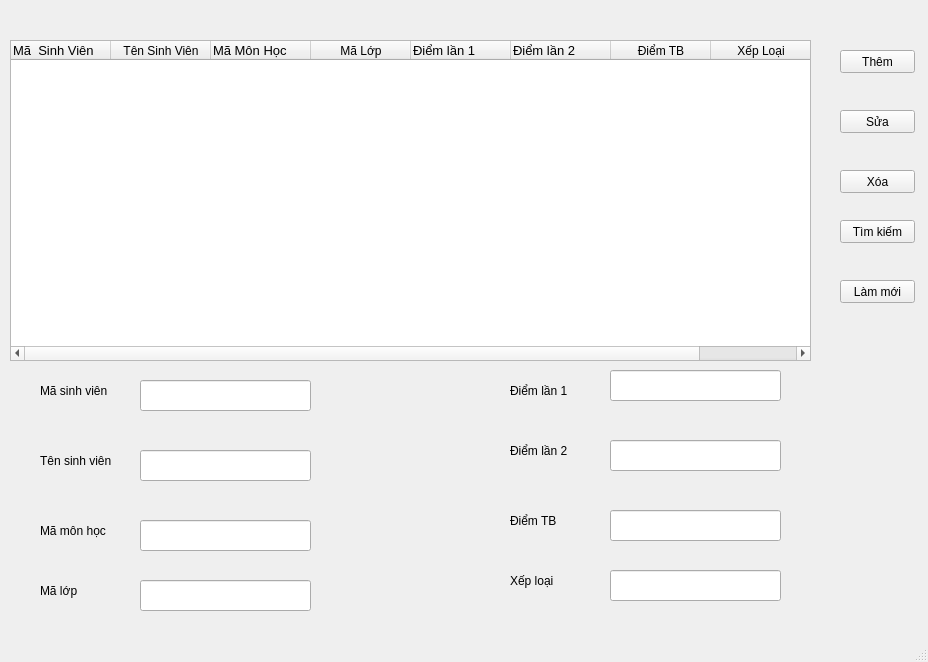
The window that ui/quanlydiem.ui (Ducquy2/Quan_Ly_Diem_Sinh_Vien) describes before a commit, drawn with Qt 5.
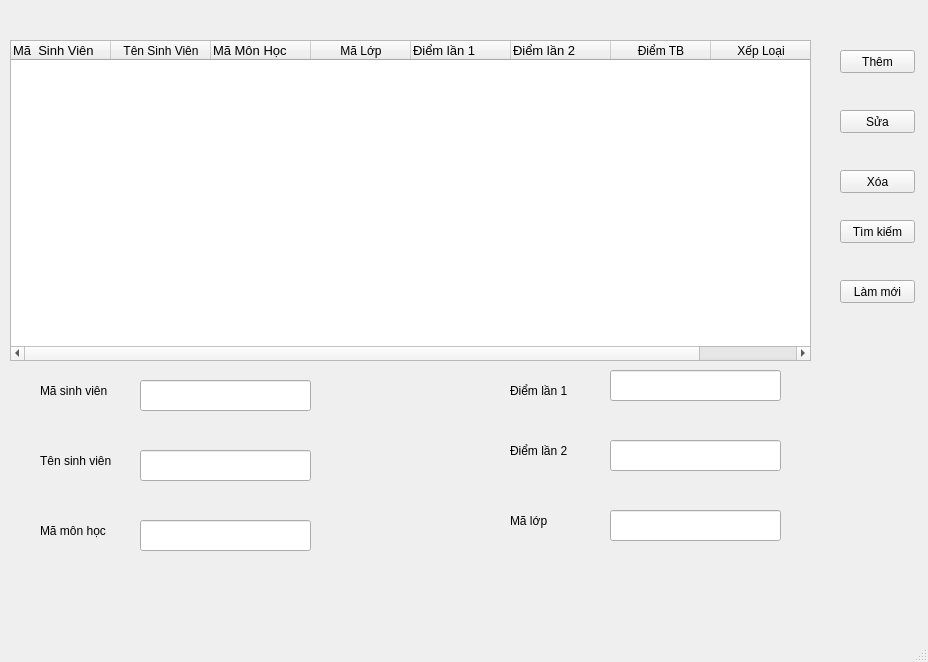
The same window after the commit.

Patch:
```diff
--- a/ui/quanlydiem.ui
+++ b/ui/quanlydiem.ui
@@ -269,8 +269,8 @@
    <widget class="QLabel" name="label_6">
     <property name="geometry">
      <rect>
-      <x>40</x>
-      <y>580</y>
+      <x>510</x>
+      <y>510</y>
       <width>81</width>
       <height>21</height>
      </rect>
@@ -279,32 +279,6 @@
      <string>Mã lớp</string>
     </property>
    </widget>
-   <widget class="QLabel" name="label_7">
-    <property name="geometry">
-     <rect>
-      <x>510</x>
-      <y>510</y>
-      <width>81</width>
-      <height>21</height>
-     </rect>
-    </property>
-    <property name="text">
-     <string>Điểm TB</string>
-    </property>
-   </widget>
-   <widget class="QLabel" name="label_8">
-    <property name="geometry">
-     <rect>
-      <x>510</x>
-      <y>570</y>
-      <width>81</width>
-      <height>21</height>
-     </rect>
-    </property>
-    <property name="text">
-     <string>Xếp loại</string>
-    </property>
-   </widget>
    <widget class="QLineEdit" name="lineEditMaMonhoc">
     <property name="geometry">
      <rect>
@@ -318,16 +292,6 @@
    <widget class="QLineEdit" name="lineEditMalop">
     <property name="geometry">
      <rect>
-      <x>140</x>
-      <y>580</y>
-      <width>171</width>
-      <height>31</height>
-     </rect>
-    </property>
-   </widget>
-   <widget class="QLineEdit" name="lineEditDiemTB">
-    <property name="geometry">
-     <rect>
       <x>610</x>
       <y>510</y>
       <width>171</width>
@@ -335,16 +299,6 @@
      </rect>
     </property>
    </widget>
-   <widget class="QLineEdit" name="lineEditXeploai">
-    <property name="geometry">
-     <rect>
-      <x>610</x>
-      <y>570</y>
-      <width>171</width>
-      <height>31</height>
-     </rect>
-    </property>
-   </widget>
   </widget>
   <widget class="QMenuBar" name="menubar">
    <property name="geometry">
```
Left out of the diff: 2 changed lines with no effect on the pictures.
